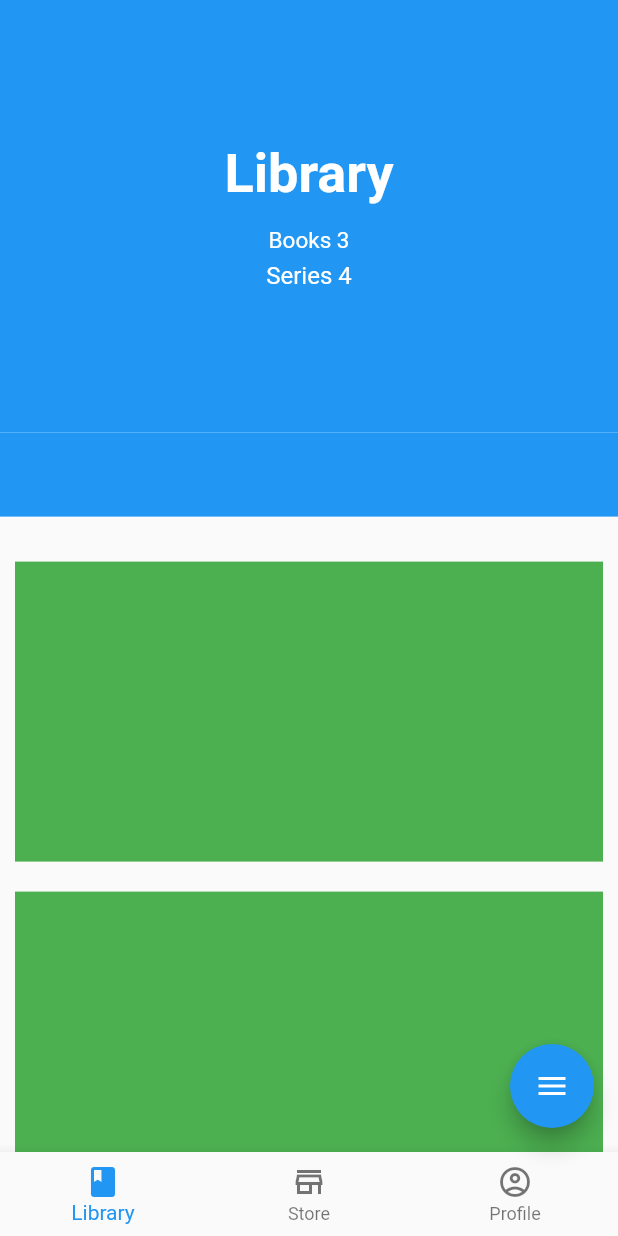
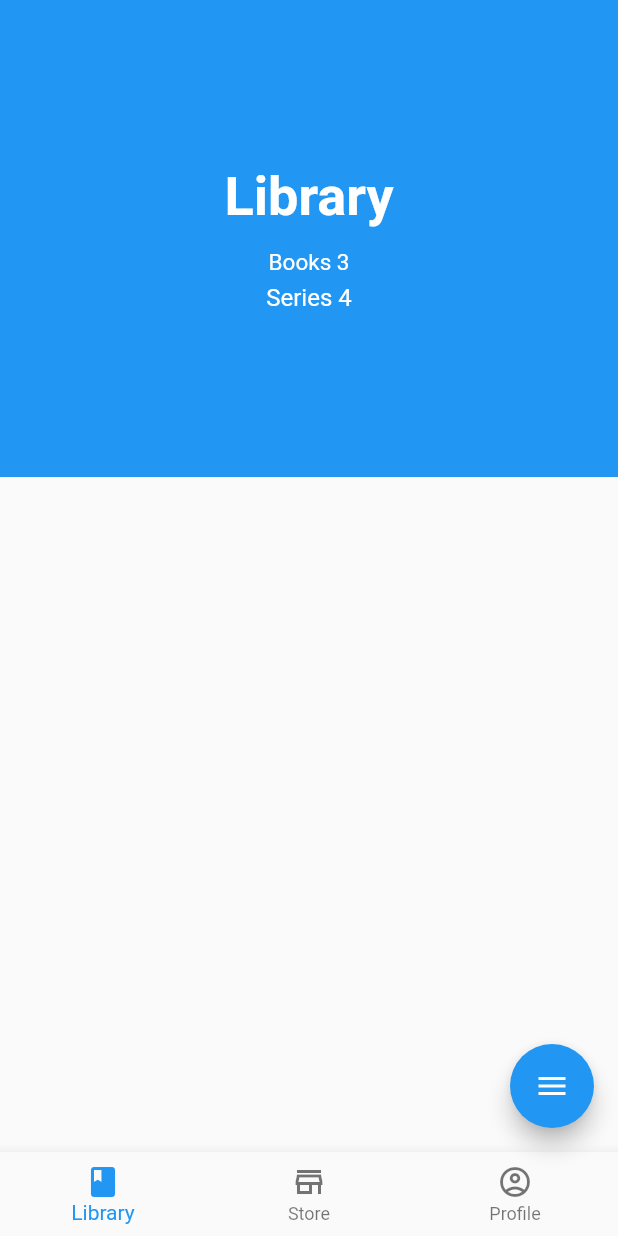
Before and after one commit to fbede/Writer, a Flutter app: the screen it shows after launch, on a phone screen of 412 x 824 dp. Run offline on Flutter 3.47's test engine with Material 2 defaults, Android fonts, the phone set to English and light mode, and no system bars; drawn by our look-alikes of flutter_speed_dial; our stand-ins replace bloc, flutter_bloc, logger.

Commit message:
cleaned code

```diff
--- a/lib/home/pages/home_page.dart
+++ b/lib/home/pages/home_page.dart
@@ -1,11 +1,9 @@
-import 'dart:ffi';
-
 import 'package:flutter/material.dart';
 import 'package:writer/core/responsive_page.dart';
 import 'package:writer/home/cubits/home_page_cubit.dart';
-import 'package:writer/home/widgets/home_page_widgets.dart';
 import 'package:writer/utils/strings.dart';
 import 'package:flutter_bloc/flutter_bloc.dart';
+import 'package:flutter_speed_dial/flutter_speed_dial.dart';
 
 //TODO: Add convert book to series and vice versa logic
 
@@ -16,7 +14,7 @@ class HomePage extends StatelessWidget {
   HomePage({Key? key}) : super(key: key);
   @override
   Widget build(BuildContext context) {
-    return ResponsivePage.buildResponsivePage(mobileView, mobileView);
+    return ResponsivePage.buildResponsivePage(mobileView, tabletView);
   }
 }
 
@@ -25,9 +23,92 @@ class _MobileHomePage extends StatelessWidget {
 
   @override
   Widget build(BuildContext context) {
-    return SafeArea(
+    return const SafeArea(
       child: Scaffold(
-        body: NotificationListener(
+        body: HomePageBody(),
+        floatingActionButton: HomePageFloatingActionButton(),
+        bottomNavigationBar: HomePageNavigationBar(),
+      ),
+    );
+  }
+}
+
+//TODO: Implement Tablet Layout
+class _TabletHomePage extends StatelessWidget {
+  @override
+  Widget build(BuildContext context) {
+    // TODO: implement build
+    throw UnimplementedError();
+  }
+}
+
+// Home page bottom navigation bar
+class HomePageNavigationBar extends StatelessWidget {
+  const HomePageNavigationBar({
+    Key? key,
+  }) : super(key: key);
+
+  @override
+  Widget build(BuildContext context) {
+    return BottomNavigationBar(items: const [
+      BottomNavigationBarItem(
+          icon: Icon(Icons.class_outlined),
+          label: stringLibrary,
+          activeIcon: Icon(Icons.class_)),
+      BottomNavigationBarItem(
+          icon: Icon(Icons.store_mall_directory_outlined),
+          label: stringStore,
+          activeIcon: Icon(Icons.store_mall_directory)),
+      BottomNavigationBarItem(
+          icon: Icon(Icons.account_circle_outlined),
+          label: stringProfile,
+          activeIcon: Icon(Icons.account_circle),
+          backgroundColor: Colors.blue),
+    ]);
+  }
+}
+
+//SpeedDial or FloatingActionButton
+class HomePageFloatingActionButton extends StatelessWidget {
+  const HomePageFloatingActionButton({
+    Key? key,
+  }) : super(key: key);
+
+  @override
+  Widget build(BuildContext context) {
+    return SpeedDial(
+      animationDuration: const Duration(milliseconds: 250),
+      animatedIcon: AnimatedIcons.menu_close,
+      overlayOpacity: 0.0,
+      spacing: 12,
+      spaceBetweenChildren: 12,
+      children: [
+        SpeedDialChild(
+            child: const Icon(Icons.book),
+            label: stringCreateNewBook,
+            onTap: () {
+              // TODO: Add Implementation Later
+            }),
+        SpeedDialChild(
+            child: const Icon(Icons.folder),
+            label: stringCreateNewSeries,
+            onTap: () {
+              // TODO: Add Implementation Later
+            })
+      ],
+    );
+  }
+}
+
+//homepagebody
+class HomePageBody extends StatelessWidget {
+  const HomePageBody({
+    Key? key,
+  }) : super(key: key);
+
+  @override
+  Widget build(BuildContext context) {
+    return NotificationListener(
         onNotification: (ScrollMetricsNotification notification) {
           context
               .read<HomePageCubit>()
@@ -36,9 +117,10 @@ class _MobileHomePage extends StatelessWidget {
         },
         child: CustomScrollView(
           slivers: [
+            const SliverAppBar(),
             SliverToBoxAdapter(
               child: Container(
-                  height: MediaQuery.of(context).size.width * 0.7,
+                height: MediaQuery.of(context).size.width * 0.5,
                 color: Colors.blue,
                 child: Column(
                   mainAxisAlignment: MainAxisAlignment.center,
@@ -87,8 +169,6 @@ class _MobileHomePage extends StatelessWidget {
                 ),
               ),
             ),
-              // TODO: Modify to look similar to mum's phone
-
             SliverAppBar(
               pinned: true,
               title: BlocBuilder<HomePageCubit, double>(
@@ -98,49 +178,7 @@ class _MobileHomePage extends StatelessWidget {
                 },
               ),
             ),
-
-              SliverToBoxAdapter(
-                child: Container(
-                  margin: const EdgeInsets.all(10),
-                  color: Colors.green,
-                ),
-              ),
-              SliverToBoxAdapter(
-                child: Container(
-                  height: 200,
-                  margin: const EdgeInsets.all(10),
-                  color: Colors.green,
-                ),
-              ),
-              SliverToBoxAdapter(
-                child: Container(
-                  height: 200,
-                  margin: const EdgeInsets.all(10),
-                  color: Colors.green,
-                ),
-              ),
-              SliverToBoxAdapter(
-                child: Container(
-                  height: 200,
-                  margin: const EdgeInsets.all(10),
-                  color: Colors.green,
-                ),
-              )
           ],
-          ),
-        ),
-        floatingActionButton: createButton,
-        bottomNavigationBar: bottomNavBar,
-      ),
-    );
+        ));
   }
 }
-
-//TODO: Implement Tablet Layout
-class _TabletHomePage extends StatelessWidget {
-  @override
-  Widget build(BuildContext context) {
-    // TODO: implement build
-    throw UnimplementedError();
-  }
-}
--- a/lib/home/pages/mobile_home_page.dart
+++ /dev/null
@@ -1,2 +0,0 @@
-//separate part file made to improve readability
-part of 'home_page.dart';
--- a/lib/home/widgets/home_page_widgets.dart
+++ /dev/null
@@ -1,83 +0,0 @@
-import 'package:flutter/material.dart';
-// ignore: depend_on_referenced_packages
-import 'package:flutter_speed_dial/flutter_speed_dial.dart';
-
-import '../../utils/strings.dart';
-
-// Home page bottom navigation bar
-Widget bottomNavBar = BottomNavigationBar(items: const [
-  BottomNavigationBarItem(
-      icon: Icon(Icons.class_outlined),
-      label: stringLibrary,
-      activeIcon: Icon(Icons.class_)),
-  BottomNavigationBarItem(
-      icon: Icon(Icons.store_mall_directory_outlined),
-      label: stringStore,
-      activeIcon: Icon(Icons.store_mall_directory)),
-  BottomNavigationBarItem(
-      icon: Icon(Icons.account_circle_outlined),
-      label: stringProfile,
-      activeIcon: Icon(Icons.account_circle),
-      backgroundColor: Colors.blue),
-]);
-
-//Library GridView
-Widget homeGridView = GridView(
-  gridDelegate: const SliverGridDelegateWithMaxCrossAxisExtent(
-      maxCrossAxisExtent: 150, childAspectRatio: 0.6),
-  children: [
-    Container(
-      margin: const EdgeInsets.all(10),
-      color: Colors.green,
-    ),
-    Container(
-      margin: const EdgeInsets.all(10),
-      color: Colors.green,
-    ),
-    Container(
-      margin: const EdgeInsets.all(10),
-      color: Colors.green,
-    ),
-    Container(
-      margin: const EdgeInsets.all(10),
-      color: Colors.green,
-    ),
-  ],
-);
-
-//home AppBar
-PreferredSizeWidget homeAppBar = AppBar(
-  title: const Text(stringLibrary),
-);
-
-//SpeedDial or FloatingActionButton
-Widget createButton = SpeedDial(
-  animationDuration: const Duration(milliseconds: 250),
-  animatedIcon: AnimatedIcons.menu_close,
-  overlayOpacity: 0,
-  spacing: 12,
-  spaceBetweenChildren: 12,
-  children: [
-    SpeedDialChild(
-        child: const Icon(Icons.book),
-        label: stringCreateNewBook,
-        onTap: () {
-          // TODO: Add Implementation Later
-        }),
-    SpeedDialChild(
-        child: const Icon(Icons.folder),
-        label: stringCreateNewSeries,
-        onTap: () {
-          // TODO: Add Implementation Later
-        })
-  ],
-);
-
-Widget homePageBody3 = const Center(
-  child: Text('Hello'),
-);
-
-// ! Error not working as supposed to
-//Widget homePageBody = LayoutBuilder(builder: ((context, constraints) {
- // return
-//}));
--- a/lib/home/widgets/widgets.dart
+++ /dev/null
@@ -1 +0,0 @@
-export 'home_page_widgets.dart';
```
Lines whose indentation alone changed are shown as unchanged.
